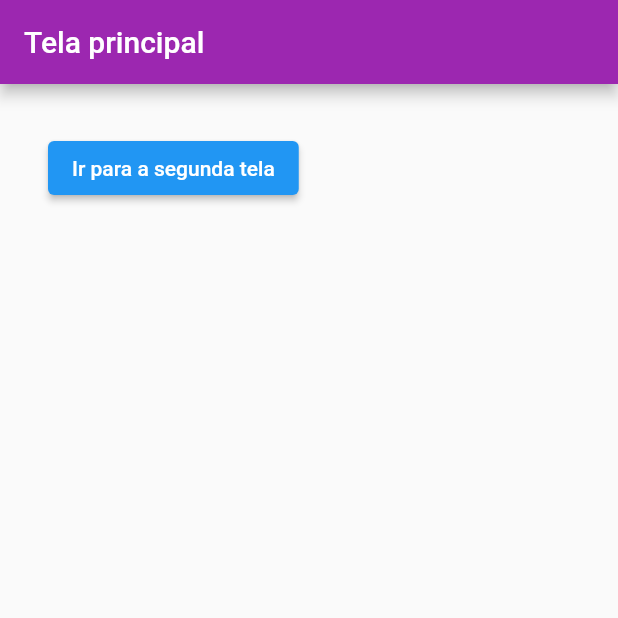
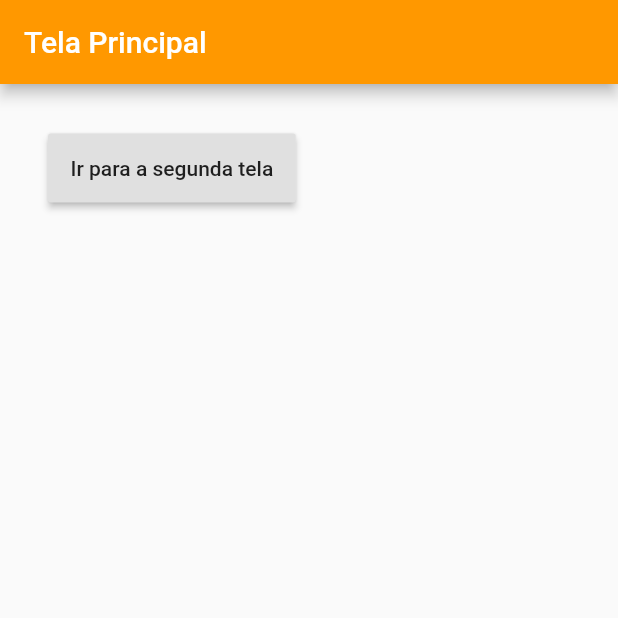
Before and after one commit to GabrielGGhost/estudoDart, a Flutter app: the screen it shows after launch, on a phone screen of 412 x 824 dp, the top half of it. Run offline on Flutter 3.47's test engine with Material 2 defaults, Android fonts, the phone set to English and light mode, and no system bars.

Commit message:
Aula 83 - passando dados entre telas

```diff
--- a/navegacao/lib/main.dart
+++ b/navegacao/lib/main.dart
@@ -9,8 +9,6 @@ void main() {
 }
 
 class TelaPrincipal extends StatefulWidget {
-  const TelaPrincipal({Key? key}) : super(key: key);
-
   @override
   _TelaPrincipalState createState() => _TelaPrincipalState();
 }
@@ -20,29 +18,28 @@ class _TelaPrincipalState extends State<TelaPrincipal> {
   Widget build(BuildContext context) {
     return Scaffold(
       appBar: AppBar(
-        title: Text("Tela principal"),
-        backgroundColor: Colors.purple,
+        title: Text("Tela Principal"),
+        backgroundColor: Colors.orange,
       ),
       body: Container(
         padding: EdgeInsets.all(32),
         child: Column(
-          children: [
-            ElevatedButton(
+          children: <Widget>[
+            RaisedButton(
               child: Text("Ir para a segunda tela"),
+              padding: EdgeInsets.all(15),
               onPressed: (){
                 Navigator.push(
-                  context,
-                  MaterialPageRoute(
-                      builder: (context) => TelaPrincipal()
-                  )
-                  );
+                    context,
+                    MaterialPageRoute(
+                        builder: (context) => TelaSecundaria(valor: "Maria",)
+                    )
+                );
               },
             )
           ],
         ),
-      )
-
-
+      ),
     );
   }
 }
```
Also changed, not shown: navegacao/lib/TelaSecundaria.dart (+10 -12 lines).
